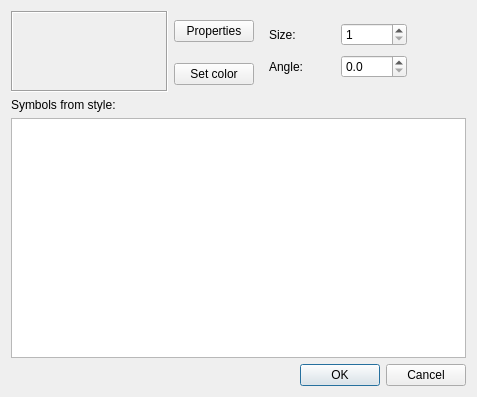
Old version of the form src/ui/qgssymbolv2selectordialogbase.ui in the repository qgis/QGIS.
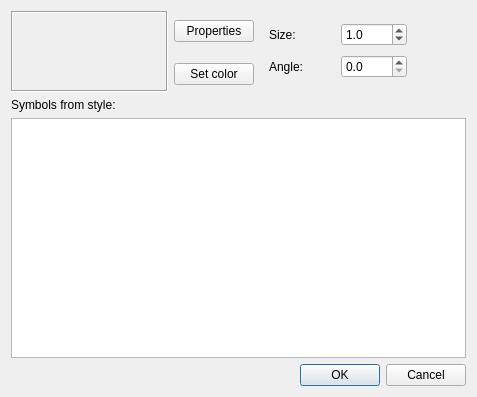
New version of the form. The open tabs and pages were chosen to show the change.

Commit message: Changed line width to be double, fixed width retrieval from symbol, proportional scaling of symbol layers when settings size/width.

```diff
--- a/src/ui/qgssymbolv2selectordialogbase.ui
+++ b/src/ui/qgssymbolv2selectordialogbase.ui
@@ -58,19 +58,9 @@
            </property>
           </widget>
          </item>
-         <item row="0" column="1" >
-          <widget class="QSpinBox" name="spinSize" >
-           <property name="minimum" >
-            <number>1</number>
-           </property>
-           <property name="maximum" >
-            <number>1000</number>
-           </property>
-          </widget>
-         </item>
-         <item row="1" column="0" >
-          <widget class="QLabel" name="label_3" >
-           <property name="text" >
+         <item row="1" column="0">
+          <widget class="QLabel" name="label_3">
+           <property name="text">
             <string>Angle:</string>
            </property>
           </widget>
@@ -83,6 +73,19 @@
            <property name="maximum" >
             <double>360.000000000000000</double>
            </property>
+           <property name="singleStep">
+            <double>5.000000000000000</double>
+           </property>
+          </widget>
+         </item>
+         <item row="0" column="1">
+          <widget class="QDoubleSpinBox" name="spinSize">
+           <property name="decimals">
+            <number>1</number>
+           </property>
+           <property name="value">
+            <double>1.000000000000000</double>
+           </property>
           </widget>
          </item>
         </layout>
```
Left out of the diff: 124 changed lines with no effect on the pictures. The commit also changes 16 other files.
